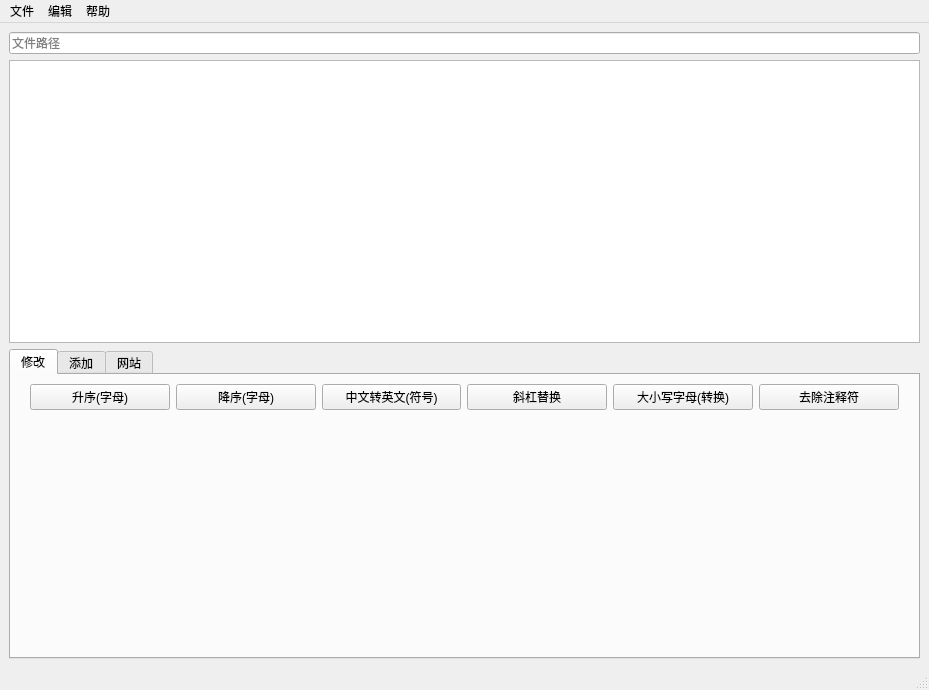
Qt form src/processtext.ui (ACodeHX/ProcessText) before a commit.
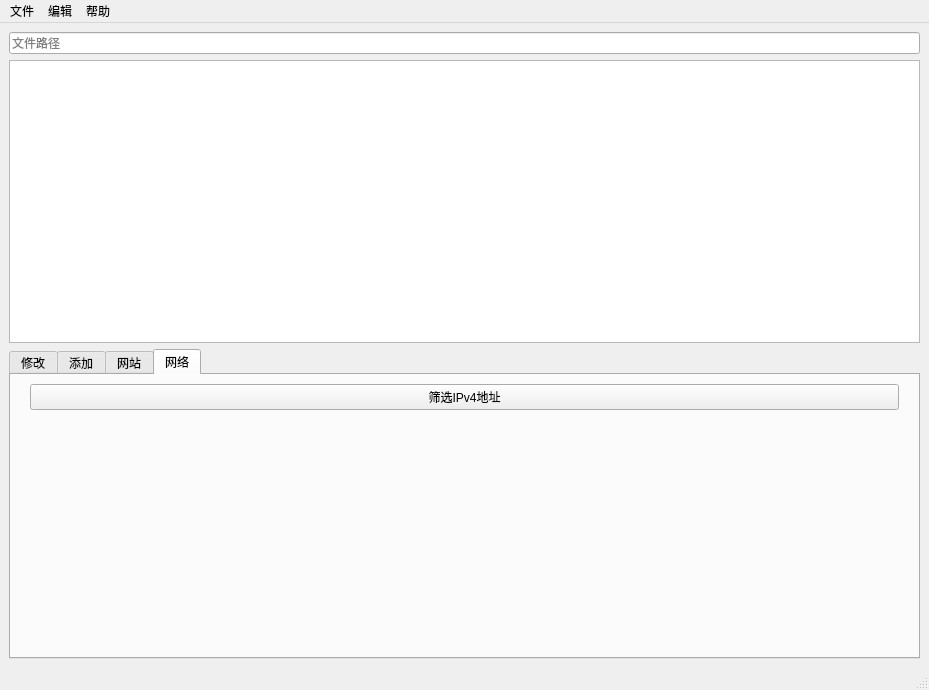
The same form after that commit. The open tabs and pages were chosen to show the change. Icons and pictures are not drawn.

Commit message: [feat]add filtering ipv4 function

What changed in the file:
```diff
--- a/src/processtext.ui
+++ b/src/processtext.ui
@@ -321,6 +321,69 @@
           </item>
          </layout>
         </widget>
+        <widget class="QWidget" name="tab_4">
+         <attribute name="title">
+          <string>网络</string>
+         </attribute>
+         <layout class="QGridLayout" name="gridLayout_8">
+          <item row="0" column="0">
+           <layout class="QGridLayout" name="gridLayout_7">
+            <item row="0" column="1">
+             <widget class="QPushButton" name="filterIPv4Button">
+              <property name="text">
+               <string>筛选IPv4地址</string>
+              </property>
+             </widget>
+            </item>
+            <item row="0" column="2">
+             <spacer name="horizontalSpacer_8">
+              <property name="orientation">
+               <enum>Qt::Orientation::Horizontal</enum>
+              </property>
+              <property name="sizeType">
+               <enum>QSizePolicy::Policy::Maximum</enum>
+              </property>
+              <property name="sizeHint" stdset="0">
+               <size>
+                <width>10</width>
+                <height>20</height>
+               </size>
+              </property>
+             </spacer>
+            </item>
+            <item row="1" column="1">
+             <spacer name="verticalSpacer_4">
+              <property name="orientation">
+               <enum>Qt::Orientation::Vertical</enum>
+              </property>
+              <property name="sizeHint" stdset="0">
+               <size>
+                <width>20</width>
+                <height>40</height>
+               </size>
+              </property>
+             </spacer>
+            </item>
+            <item row="0" column="0">
+             <spacer name="horizontalSpacer_7">
+              <property name="orientation">
+               <enum>Qt::Orientation::Horizontal</enum>
+              </property>
+              <property name="sizeType">
+               <enum>QSizePolicy::Policy::Maximum</enum>
+              </property>
+              <property name="sizeHint" stdset="0">
+               <size>
+                <width>10</width>
+                <height>20</height>
+               </size>
+              </property>
+             </spacer>
+            </item>
+           </layout>
+          </item>
+         </layout>
+        </widget>
        </widget>
       </item>
      </layout>
```
Left out of the diff: 34 changed lines with no effect on the pictures. The commit also changes 2 other files.
